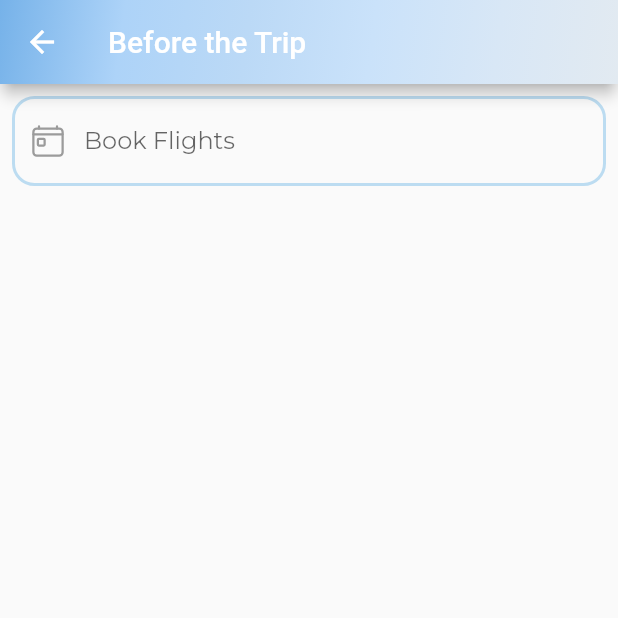
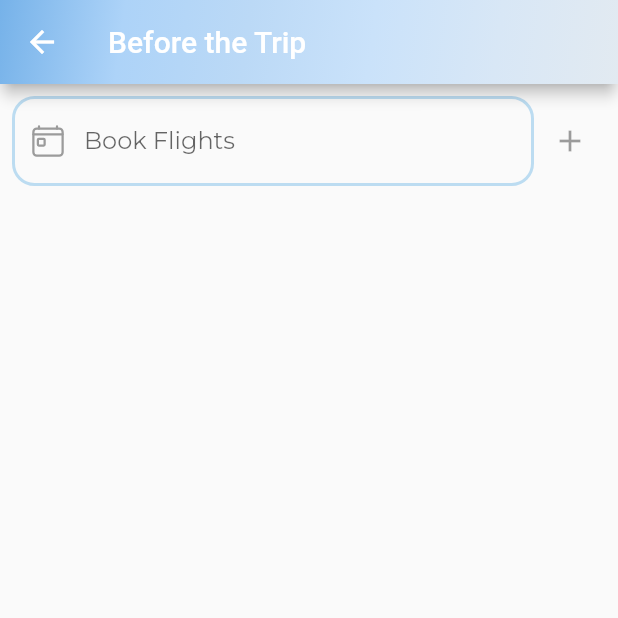
Before and after one commit to dominikawantrych/yourtripplaner, a Flutter app: the DetailsPage screen opened directly with empty values, on a phone screen of 412 x 824 dp, the top half of it. Run offline on Flutter 3.47's test engine with Material 2 defaults, Android fonts, the phone set to English and light mode, and no system bars; our stand-ins replace bloc, cloud_firestore, dio, firebase_auth, firebase_core, flutter_bloc and 2 more; missing offline and left inert: flutterfire_ui; accounts and stored records are empty.

Commit message:
Implement Details Data Source

```diff
--- a/analysis_options.yaml
+++ b/analysis_options.yaml
@@ -27,3 +27,7 @@ linter:
 
 # Additional information about this file can be found at
 # https://dart.dev/guides/language/analysis-options
+
+analyzer:
+  errors:
+    invalid_annotation_target: ignore
--- a/lib/Features/details/pages/details_page.dart
+++ b/lib/Features/details/pages/details_page.dart
@@ -4,6 +4,7 @@ import 'package:google_fonts/google_fonts.dart';
 import 'package:ionicons/ionicons.dart';
 import 'package:yourtripplaner/Features/details/cubit/details_cubit.dart';
 import 'package:yourtripplaner/app/core/enums.dart';
+import 'package:yourtripplaner/data/remote_data_sources/details_data_source.dart';
 import 'package:yourtripplaner/repositories/details_repository.dart';
 
 class DetailsPage extends StatelessWidget {
@@ -18,7 +19,7 @@ class DetailsPage extends StatelessWidget {
   @override
   Widget build(BuildContext context) {
     return BlocProvider(
-      create: (context) => DetailsCubit(DetailsRepository()),
+      create: (context) => DetailsCubit(DetailsRepository(DetailsRemoteDataSource())),
       child: BlocBuilder<DetailsCubit, DetailsState>(
         builder: (context, state) {
           return Scaffold(
@@ -47,7 +48,7 @@ class DetailsPage extends StatelessWidget {
               title: const Text('Before the Trip'),
             ),
             body: BlocProvider(
-              create: (context) => DetailsCubit(DetailsRepository())..start(),
+              create: (context) => DetailsCubit(DetailsRepository(DetailsRemoteDataSource()))..start(),
               child: BlocBuilder<DetailsCubit, DetailsState>(
                 builder: (context, state) {
                   switch (state.status) {
@@ -83,25 +84,28 @@ class DetailsPage extends StatelessWidget {
                           ],
                           Padding(
                             padding: const EdgeInsets.all(8.0),
+                            child: Row(
+                              children: [
+                                Expanded(
                                   child: TextField(
                                     controller: controller,
                                     style: GoogleFonts.montserrat(),
                                     decoration: const InputDecoration(
                                       enabledBorder: OutlineInputBorder(
-                                  borderRadius:
-                                      BorderRadius.all(Radius.circular(15.0)),
+                                        borderRadius: BorderRadius.all(
+                                            Radius.circular(15.0)),
                                         borderSide: BorderSide(
                                             width: 2,
-                                      color:
-                                          Color.fromARGB(233, 182, 217, 240)),
+                                            color: Color.fromARGB(
+                                                233, 182, 217, 240)),
                                       ),
                                       focusedBorder: OutlineInputBorder(
-                                  borderRadius:
-                                      BorderRadius.all(Radius.circular(10.0)),
+                                        borderRadius: BorderRadius.all(
+                                            Radius.circular(10.0)),
                                         borderSide: BorderSide(
                                             width: 2,
-                                      color:
-                                          Color.fromARGB(233, 182, 217, 240)),
+                                            color: Color.fromARGB(
+                                                233, 182, 217, 240)),
                                       ),
                                       hintText: 'Book Flights',
                                       prefixIcon: Icon(
@@ -109,6 +113,19 @@ class DetailsPage extends StatelessWidget {
                                         color: Colors.black38,
                                       ),
                                     ),
+                                  ),
+                                ),
+                                IconButton(
+                                  onPressed: () {
+                                    context
+                                        .read<DetailsCubit>()
+                                        .add(title: controller.text);
+                                    controller.clear();
+                                  },
+                                  icon: const Icon(Icons.add,
+                                      color: Colors.black38),
+                                ),
+                              ],
                             ),
                           ),
                         ],
--- a/lib/repositories/weather_repository.dart
+++ b/lib/repositories/weather_repository.dart
@@ -1,5 +1,3 @@
-
-
 import 'package:yourtripplaner/Features/models/weather_model.dart';
 import 'package:yourtripplaner/data/remote_data_sources/weather_remote_data_source.dart';
 
@@ -20,6 +18,5 @@ class WeatherRepository {
     }
 
     return WeatherModel.fromJson(json);
-
   }
 }
--- a/pubspec.yaml
+++ b/pubspec.yaml
@@ -47,6 +47,7 @@ dependencies:
   flutter_svg: ^1.0.0
   flutterfire_ui: ^0.4.3+20
   json_annotation: ^4.7.0
+  freezed_annotation: ^2.2.0
 
 
 
@@ -62,6 +63,7 @@ dev_dependencies:
   flutter_lints: ^2.0.0
   build_runner: ^2.3.3
   json_serializable: ^6.5.4
+  freezed: ^2.3.2
 
 # For information on the generic Dart part of this file, see the
 # following page: https://dart.dev/tools/pub/pubspec
```
Also changed, not shown: lib/Features/details/cubit/details_cubit.dart (+17 -1 lines), lib/Features/models/weather_model.dart (+3 -20 lines), lib/data/remote_data_sources/details_data_source.dart (added, +46 -0 lines), lib/repositories/details_repository.dart (+13 -37 lines), lib/Features/models/weather_model.g.dart (deleted), pubspec.lock. Lines whose indentation alone changed are shown as unchanged.
